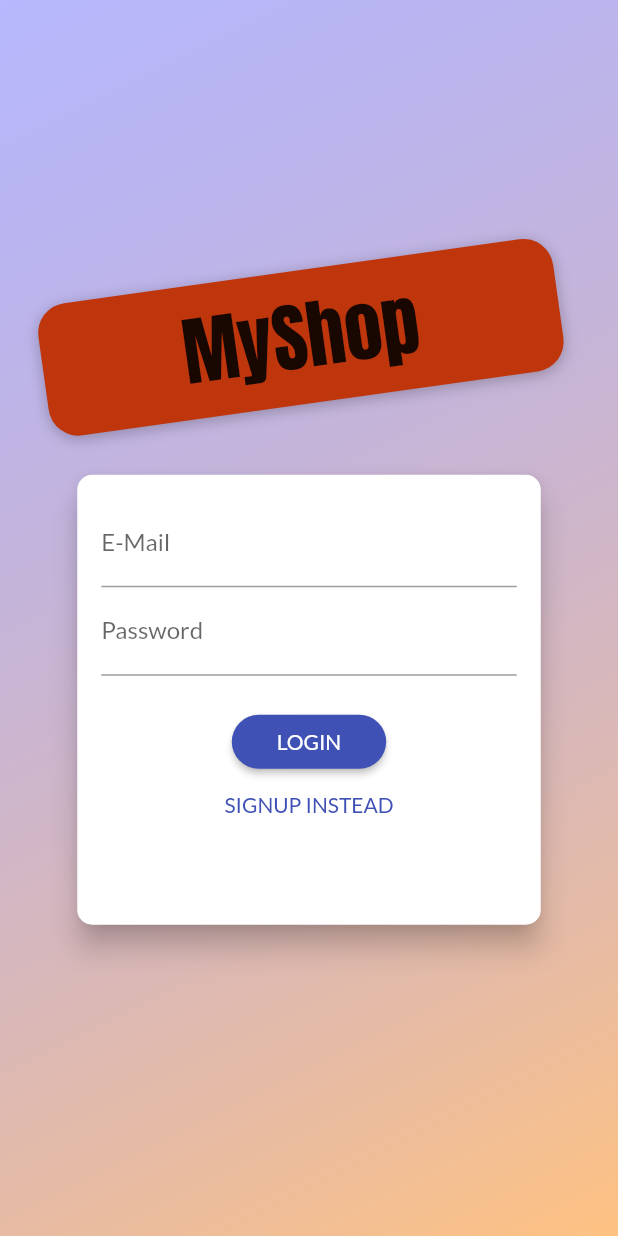
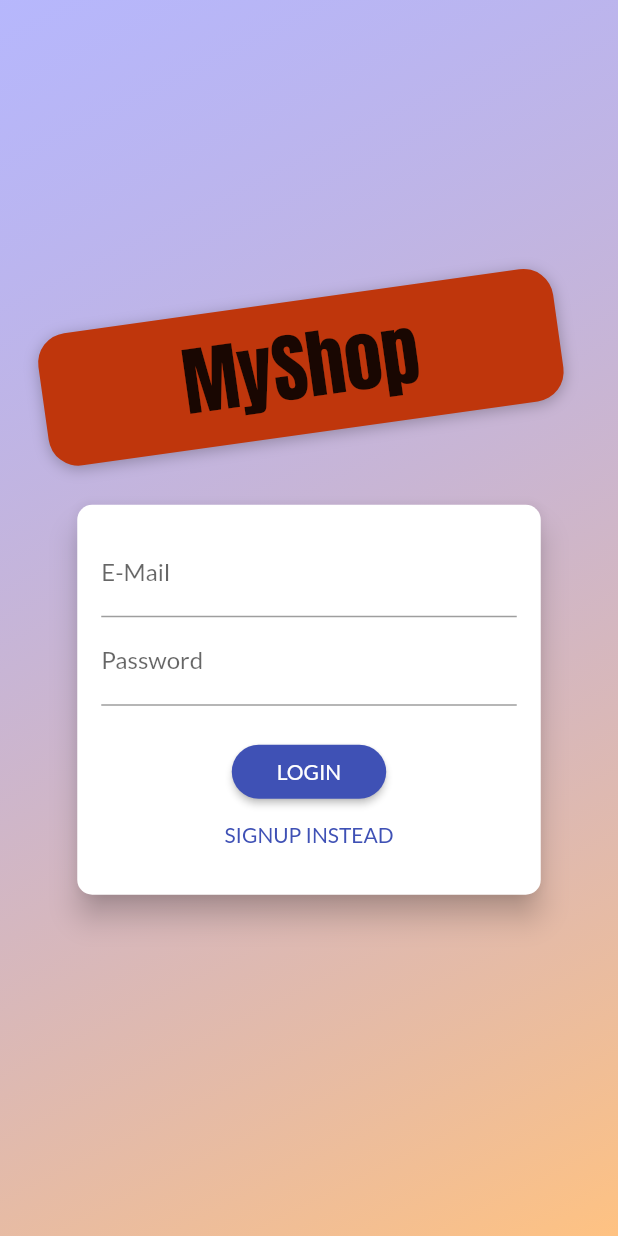
Before and after one commit to ajayy004/hello-flutter, a Flutter app: the screen it shows after launch, on a phone screen of 412 x 824 dp. Run offline on Flutter 3.47's test engine with Material 2 defaults, Android fonts, the phone set to English and light mode, and no system bars; our stand-ins replace shared_preferences.

Commit message:
added animation to auth screen

```diff
--- a/flutter/shop_app/lib/screens/auth_screen.dart
+++ b/flutter/shop_app/lib/screens/auth_screen.dart
@@ -92,7 +92,8 @@ class AuthCard extends StatefulWidget {
   _AuthCardState createState() => _AuthCardState();
 }
 
-class _AuthCardState extends State<AuthCard> {
+class _AuthCardState extends State<AuthCard>
+    with SingleTickerProviderStateMixin {
   final GlobalKey<FormState> _formKey = GlobalKey();
   AuthMode _authMode = AuthMode.Login;
   Map<String, String> _authData = {
@@ -101,6 +102,31 @@ class _AuthCardState extends State<AuthCard> {
   };
   var _isLoading = false;
   final _passwordController = TextEditingController();
+  AnimationController _animationController;
+  Animation<Size> _animationHeight;
+
+  @override
+  void initState() {
+    super.initState();
+    _animationController = AnimationController(
+      vsync: this,
+      duration: Duration(milliseconds: 300),
+    );
+    _animationHeight = Tween<Size>(
+      begin: Size(double.infinity, 260),
+      end: Size(double.infinity, 320),
+    ).animate(CurvedAnimation(
+      parent: _animationController,
+      curve: Curves.fastOutSlowIn,
+    ));
+    _animationHeight.addListener(() => setState(() {}));
+  }
+
+  @override
+  void dispose() {
+    super.dispose();
+    _animationController.dispose();
+  }
 
   void _showErrorDialog(String message) {
     showDialog(
@@ -182,10 +208,12 @@ class _AuthCardState extends State<AuthCard> {
       setState(() {
         _authMode = AuthMode.Signup;
       });
+      _animationController.forward();
     } else {
       setState(() {
         _authMode = AuthMode.Login;
       });
+      _animationController.reverse();
     }
   }
 
@@ -198,9 +226,9 @@ class _AuthCardState extends State<AuthCard> {
       ),
       elevation: 8.0,
       child: Container(
-        height: _authMode == AuthMode.Signup ? 360 : 300,
-        constraints:
-            BoxConstraints(minHeight: _authMode == AuthMode.Signup ? 360 : 300),
+        // height: _authMode == AuthMode.Signup ? 360 : 300,
+        height: _animationHeight.value.height,
+        constraints: BoxConstraints(minHeight: _animationHeight.value.height),
         width: deviceSize.width * 0.75,
         padding: EdgeInsets.all(16.0),
         child: Form(
```
